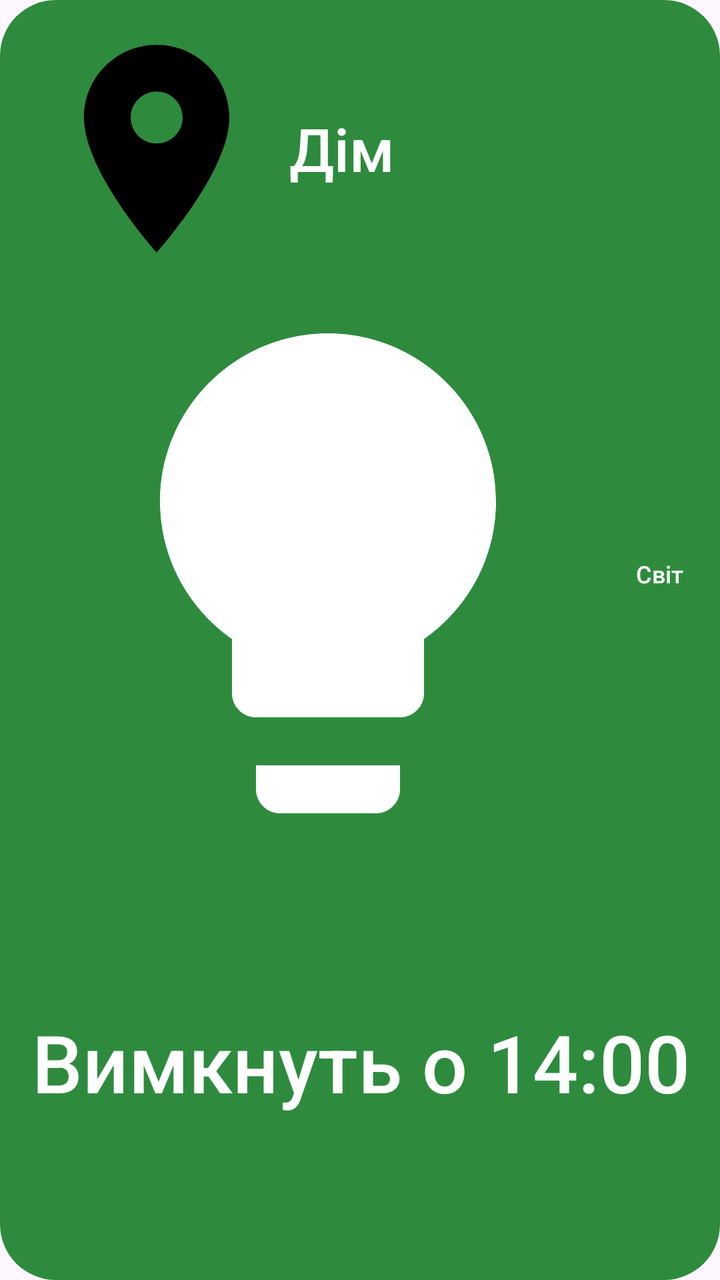
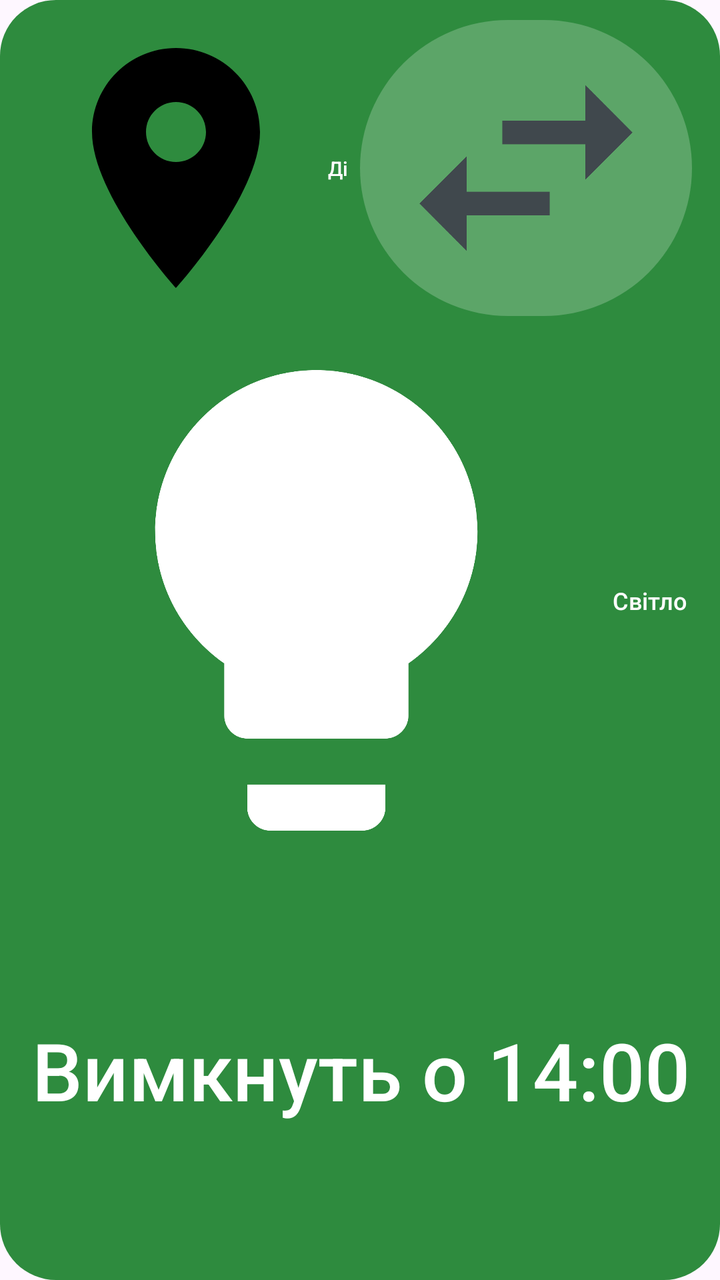

Two renders of the same Android screen: before a commit and after it. Below are the layout's source before the change and the commit's diff.
<!-- AndroidManifest.xml: application theme AppTheme -->
<!-- res/layout/widget_power_large.xml -->
<?xml version="1.0" encoding="utf-8"?>
<LinearLayout xmlns:android="http://schemas.android.com/apk/res/android"
    android:id="@+id/w_root"
    android:layout_width="match_parent"
    android:layout_height="match_parent"
    android:background="@drawable/wbg_on"
    android:orientation="vertical"
    android:paddingStart="16dp"
    android:paddingTop="10dp"
    android:paddingEnd="14dp"
    android:paddingBottom="12dp">

    <LinearLayout
        android:layout_width="match_parent"
        android:layout_height="0dp"
        android:layout_weight="2"
        android:gravity="center_vertical"
        android:orientation="horizontal">

        <ImageView
            android:id="@+id/w_pin"
            android:layout_width="wrap_content"
            android:layout_height="match_parent"
            android:adjustViewBounds="true"
            android:contentDescription="@null"
            android:paddingTop="2dp"
            android:paddingBottom="2dp"
            android:src="@drawable/ic_place" />

        <TextView
            android:id="@+id/w_address"
            android:layout_width="0dp"
            android:layout_height="match_parent"
            android:layout_marginStart="4dp"
            android:layout_weight="1"
            android:autoSizeMaxTextSize="30dp"
            android:autoSizeMinTextSize="10dp"
            android:autoSizeStepGranularity="1dp"
            android:autoSizeTextType="uniform"
            android:fontFamily="sans-serif-medium"
            android:gravity="center_vertical"
            android:maxLines="1"
            android:text="Дім"
            android:textColor="#FFFFFFFF" />
    </LinearLayout>

    <LinearLayout
        android:layout_width="match_parent"
        android:layout_height="0dp"
        android:layout_weight="4.6"
        android:gravity="center_vertical"
        android:orientation="horizontal">

        <ImageView
            android:id="@+id/w_icon"
            android:layout_width="wrap_content"
            android:layout_height="match_parent"
            android:adjustViewBounds="true"
            android:contentDescription="@null"
            android:padding="4dp"
            android:src="@drawable/ic_status_on" />

        <TextView
            android:id="@+id/w_status"
            android:layout_width="0dp"
            android:layout_height="match_parent"
            android:layout_marginStart="6dp"
            android:layout_weight="1"
            android:autoSizeMaxTextSize="64dp"
            android:autoSizeMinTextSize="12dp"
            android:autoSizeStepGranularity="1dp"
            android:autoSizeTextType="uniform"
            android:fontFamily="sans-serif-medium"
            android:gravity="center_vertical"
            android:maxLines="1"
            android:text="Світло є"
            android:textColor="#FFFFFFFF" />
    </LinearLayout>

    <TextView
        android:id="@+id/w_detail"
        android:layout_width="match_parent"
        android:layout_height="0dp"
        android:layout_weight="3"
        android:autoSizeMaxTextSize="40dp"
        android:autoSizeMinTextSize="10dp"
        android:autoSizeStepGranularity="1dp"
        android:autoSizeTextType="uniform"
        android:fontFamily="sans-serif-medium"
        android:gravity="center_vertical"
        android:maxLines="1"
        android:text="Вимкнуть о 14:00"
        android:textColor="#FFFFFFFF" />
</LinearLayout>
<!-- resources referenced by this layout -->
<resources>
  <!-- drawable ic_place (drawable) -->
  <?xml version="1.0" encoding="utf-8"?>
  <vector xmlns:android="http://schemas.android.com/apk/res/android"
      android:width="24dp"
      android:height="24dp"
      android:viewportWidth="24"
      android:viewportHeight="24">
      <path android:fillColor="#FF000000" android:pathData="M12,2C8.13,2 5,5.13 5,9c0,5.25 7,13 7,13s7,-7.75 7,-13c0,-3.87 -3.13,-7 -7,-7zM12,11.5c-1.38,0 -2.5,-1.12 -2.5,-2.5s1.12,-2.5 2.5,-2.5 2.5,1.12 2.5,2.5 -1.12,2.5 -2.5,2.5z" />
  </vector>
  <!-- drawable ic_status_on (drawable) -->
  <?xml version="1.0" encoding="utf-8"?>
  <vector xmlns:android="http://schemas.android.com/apk/res/android"
      android:width="24dp"
      android:height="24dp"
      android:viewportWidth="24"
      android:viewportHeight="24">
      <path android:fillColor="@color/st_on_content" android:pathData="M9,21c0,0.55 0.45,1 1,1h4c0.55,0 1,-0.45 1,-1v-1H9V21zM12,2C8.14,2 5,5.14 5,9c0,2.38 1.19,4.47 3,5.74V17c0,0.55 0.45,1 1,1h6c0.55,0 1,-0.45 1,-1v-2.26c1.81,-1.27 3,-3.36 3,-5.74C19,5.14 15.86,2 12,2z" />
  </vector>
  <!-- drawable wbg_on (drawable) -->
  <?xml version="1.0" encoding="utf-8"?>
  <shape xmlns:android="http://schemas.android.com/apk/res/android" android:shape="rectangle">
      <solid android:color="@color/st_on_container" />
      <corners android:radius="26dp" />
  </shape>
  <style name="AppTheme" parent="Theme.Material3.DayNight.NoActionBar">
          <item name="android:statusBarColor">?attr/colorSurface</item>
          <item name="android:windowLightStatusBar">@bool/light_bars</item>
      </style>
  <color name="st_on_content">#FFFFFF</color>
  <color name="st_on_container">#2E8B3E</color>
</resources>

<!-- the commit's change to res/layout/widget_power_large.xml (unified diff, before → after) -->
@@ -11,9 +11,10 @@
     android:paddingBottom="12dp">
 
     <LinearLayout
+        android:id="@+id/w_header"
         android:layout_width="match_parent"
         android:layout_height="0dp"
-        android:layout_weight="2"
+        android:layout_weight="2.4"
         android:gravity="center_vertical"
         android:orientation="horizontal">
 
@@ -42,6 +43,20 @@
             android:maxLines="1"
             android:text="Дім"
             android:textColor="#FFFFFFFF" />
+
+        <ImageView
+            android:id="@+id/w_switch"
+            android:layout_width="wrap_content"
+            android:layout_height="match_parent"
+            android:layout_marginStart="6dp"
+            android:adjustViewBounds="true"
+            android:background="@drawable/switch_pill_light"
+            android:contentDescription="Інша адреса"
+            android:paddingStart="12dp"
+            android:paddingTop="3dp"
+            android:paddingEnd="12dp"
+            android:paddingBottom="3dp"
+            android:src="@drawable/ic_swap" />
     </LinearLayout>
 
     <LinearLayout
<!-- resource entries referenced after the edit -->
@@ -18,6 +18,21 @@
       android:viewportHeight="24">
       <path android:fillColor="@color/st_on_content" android:pathData="M9,21c0,0.55 0.45,1 1,1h4c0.55,0 1,-0.45 1,-1v-1H9V21zM12,2C8.14,2 5,5.14 5,9c0,2.38 1.19,4.47 3,5.74V17c0,0.55 0.45,1 1,1h6c0.55,0 1,-0.45 1,-1v-2.26c1.81,-1.27 3,-3.36 3,-5.74C19,5.14 15.86,2 12,2z" />
   </vector>
+  <!-- drawable ic_swap (drawable) -->
+  <?xml version="1.0" encoding="utf-8"?>
+  <vector xmlns:android="http://schemas.android.com/apk/res/android"
+      android:width="24dp"
+      android:height="24dp"
+      android:viewportWidth="24"
+      android:viewportHeight="24">
+      <path android:fillColor="@color/widget_sub" android:pathData="M6.99,11L3,15l3.99,4v-3H14v-2H6.99v-3zM21,9l-3.99,-4v3H10v2h7.01v3L21,9z" />
+  </vector>
+  <!-- drawable switch_pill_light (drawable) -->
+  <?xml version="1.0" encoding="utf-8"?>
+  <shape xmlns:android="http://schemas.android.com/apk/res/android" android:shape="rectangle">
+      <solid android:color="#38FFFFFF" />
+      <corners android:radius="100dp" />
+  </shape>
   <!-- drawable wbg_on (drawable) -->
   <?xml version="1.0" encoding="utf-8"?>
   <shape xmlns:android="http://schemas.android.com/apk/res/android" android:shape="rectangle">
@@ -29,6 +44,7 @@
           <item name="android:windowLightStatusBar">@bool/light_bars</item>
       </style>
   <color name="st_on_content">#FFFFFF</color>
+  <color name="widget_sub">#44474F</color>
   <color name="st_on_container">#2E8B3E</color>
 </resources>
 
